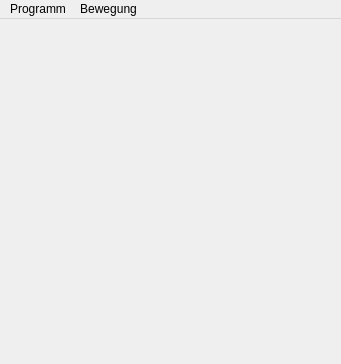
Before: the Qt Designer form mainwindow.ui in striezel/qt-exercises, drawn with Qt 5.
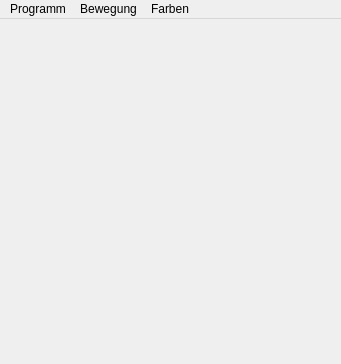
After: the same form once the commit is applied. Icons and pictures are not drawn.

Commit message: implement possibility to change widget colours

What changed in the file:
```diff
--- a/mainwindow.ui
+++ b/mainwindow.ui
@@ -36,8 +36,16 @@
     <addaction name="actionStartMovement"/>
     <addaction name="actionStopMovement"/>
    </widget>
+   <widget class="QMenu" name="menuColours">
+    <property name="title">
+     <string>Farben</string>
+    </property>
+    <addaction name="actionChangeColourWidgetOne"/>
+    <addaction name="actionChangeColourWidgetTwo"/>
+   </widget>
    <addaction name="menuProgram"/>
    <addaction name="menuMovement"/>
+   <addaction name="menuColours"/>
   </widget>
   <action name="actionStartMovement">
    <property name="icon">
```
Left out of the diff: 15 changed lines with no effect on the pictures. The commit also changes 4 other files.
